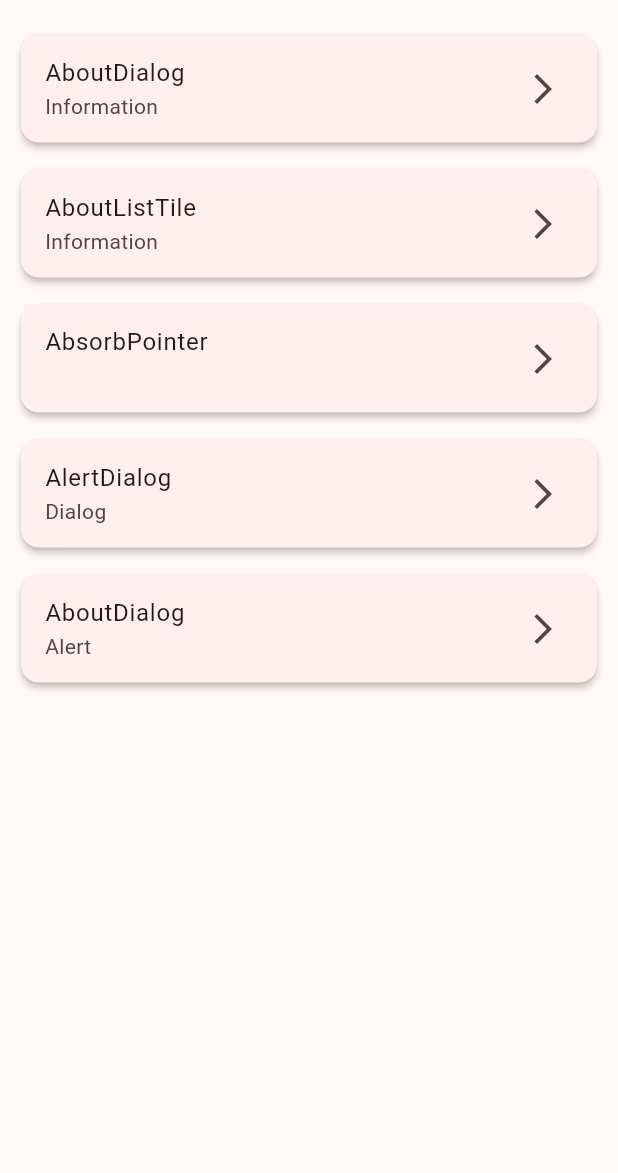
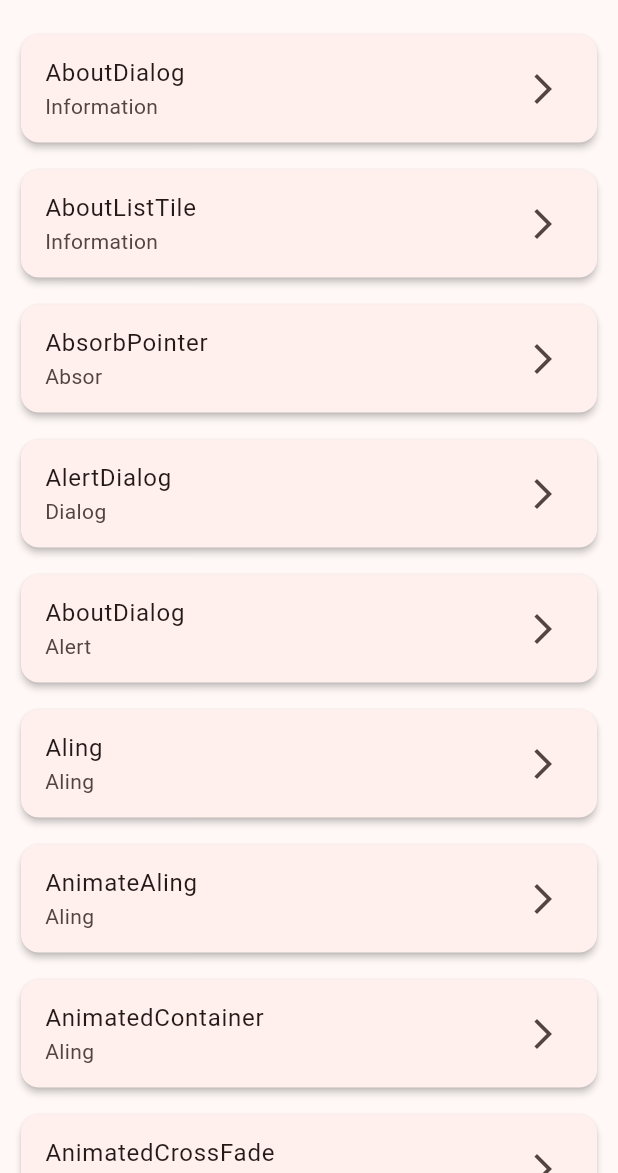
Before and after one commit to marioflutterdev/flutter_widgets, a Flutter app: the screen it shows after launch, on a phone screen of 412 x 824 dp, the part 63-1236 px from its top. Run offline on Flutter 3.47's test engine with Material 3 defaults, Android fonts, the phone set to English and light mode, and no system bars; our stand-ins replace go_router.

Commit message:
Add multiple widget screens and update widget exports  5 - 10.

```diff
--- a/lib/config/router/app_router.dart
+++ b/lib/config/router/app_router.dart
@@ -10,19 +10,47 @@ final GoRouter router = GoRouter(
     ),
     GoRoute(
       path: '/aboutdialog',
-      builder: (_, __) => WidgetAboutDialog01(),
+      builder: (_, __) => Widget001(),
     ),
     GoRoute(
       path: '/aboutlisttile',
-      builder: (_, __) => WidgetAboutListTile02(),
+      builder: (_, __) => Widget002(),
     ),
     GoRoute(
       path: '/absorbpointer',
-      builder: (_, __) => WidgetAbsorbPointer03(),
+      builder: (_, __) => Widget003(),
     ),
     GoRoute(
       path: '/alertdialog',
-      builder: (_, __) => WidgetAlertDialog04(),
+      builder: (_, __) => Widget004(),
+    ),
+    GoRoute(
+      path: '/aling',
+      builder: (_, __) => Widget005(),
+    ),
+    GoRoute(
+      path: '/alertdialog',
+      builder: (_, __) => Widget005(),
+    ),
+    GoRoute(
+      path: '/animatealing',
+      builder: (_, __) => Widget006(),
+    ),
+    GoRoute(
+      path: '/animatedbuilder',
+      builder: (_, __) => Widget007(),
+    ),
+    GoRoute(
+      path: '/animatedcontainer',
+      builder: (_, __) => Widget008(),
+    ),
+    GoRoute(
+      path: '/animatedcrossfade',
+      builder: (_, __) => Widget009(),
+    ),
+    GoRoute(
+      path: '/animateddefaulttextstyle',
+      builder: (_, __) => Widget010(),
     ),
   ],
 );
--- a/lib/domain/entites/widget_flutter.dart
+++ b/lib/domain/entites/widget_flutter.dart
@@ -23,7 +23,7 @@ final List<WidgetFlutter> widgetFlutter = [
   ),
   WidgetFlutter(
     title: 'AbsorbPointer',
-    type: '',
+    type: 'Absor',
     route: '/absorbpointer',
   ),
   WidgetFlutter(
@@ -35,5 +35,30 @@ final List<WidgetFlutter> widgetFlutter = [
     title: 'AboutDialog',
     type: 'Alert',
     route: '/aboutdialog',
-  )
+  ),
+  WidgetFlutter(
+    title: 'Aling',
+    type: 'Aling',
+    route: '/aling',
+  ),
+  WidgetFlutter(
+    title: 'AnimateAling',
+    type: 'Aling',
+    route: '/animatealing',
+  ),
+  WidgetFlutter(
+    title: 'AnimatedContainer',
+    type: 'Aling',
+    route: '/animatedcontainer',
+  ),
+  WidgetFlutter(
+    title: 'AnimatedCrossFade',
+    type: 'Aling',
+    route: '/animatedcrossfade',
+  ),
+  WidgetFlutter(
+    title: 'AnimatedDefaultTextStyle',
+    type: 'Aling',
+    route: '/animateddefaulttextstyle',
+  ),
 ];
--- a/lib/presentation/screens/widgets/widget_about_list_tile_02.dart
+++ b/lib/presentation/screens/widgets/widget_002.dart
@@ -1,7 +1,7 @@
 import 'package:flutter/material.dart';
 
-class WidgetAboutListTile02 extends StatelessWidget {
-  const WidgetAboutListTile02({super.key});
+class Widget002 extends StatelessWidget {
+  const Widget002({super.key});
 
   @override
   Widget build(BuildContext context) {
--- a/lib/presentation/screens/widgets/widget_absorb_pointer_03.dart
+++ b/lib/presentation/screens/widgets/widget_003.dart
@@ -1,7 +1,7 @@
 import 'package:flutter/material.dart';
 
-class WidgetAbsorbPointer03 extends StatelessWidget {
-  const WidgetAbsorbPointer03({super.key});
+class Widget003 extends StatelessWidget {
+  const Widget003({super.key});
 
   @override
   Widget build(BuildContext context) {
--- a/lib/presentation/screens/widgets/widget_alert_dialog_04.dart
+++ b/lib/presentation/screens/widgets/widget_004.dart
@@ -1,8 +1,8 @@
 import 'package:flutter/material.dart';
 import 'package:go_router/go_router.dart';
 
-class WidgetAlertDialog04 extends StatelessWidget {
-  const WidgetAlertDialog04({super.key});
+class Widget004 extends StatelessWidget {
+  const Widget004({super.key});
 
   @override
   Widget build(BuildContext context) {
```
Also changed, not shown: lib/presentation/screens/screens.dart (+10 -4 lines), lib/presentation/screens/widgets/widget_001.dart (renamed from lib/presentation/screens/widgets/widget_about_dialog_01.dart, +4 -4 lines), lib/presentation/screens/widgets/widget_005.dart (added, +24 -0 lines), lib/presentation/screens/widgets/widget_006.dart (added, +38 -0 lines), lib/presentation/screens/widgets/widget_007.dart (added, +40 -0 lines), lib/presentation/screens/widgets/widget_008.dart (added, +34 -0 lines), lib/presentation/screens/widgets/widget_009.dart (added, +46 -0 lines), lib/presentation/screens/widgets/widget_010.dart (added, +47 -0 lines).
